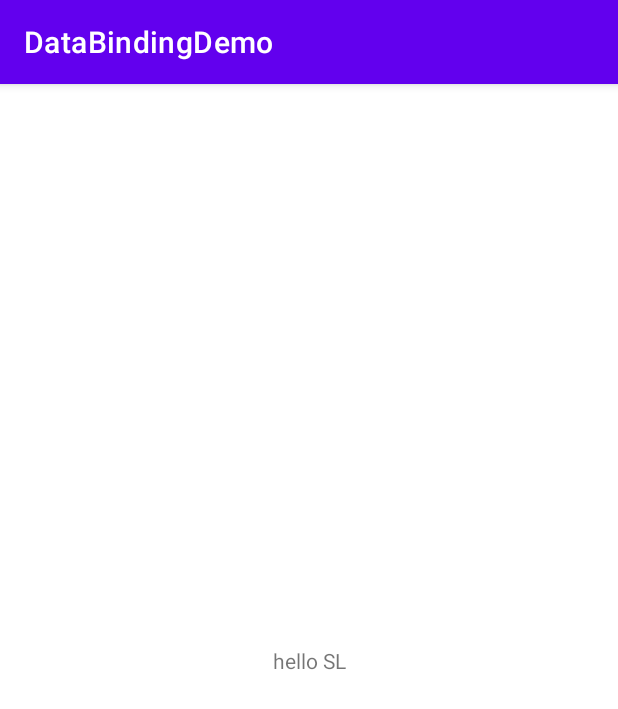
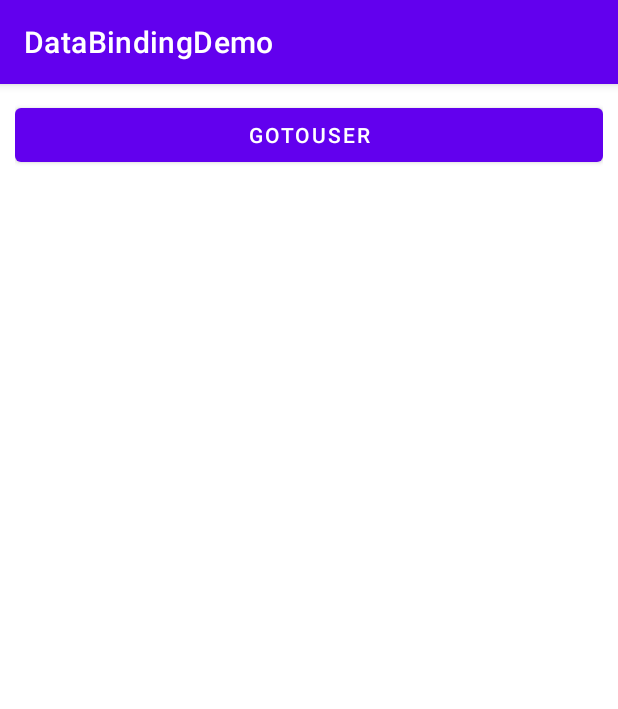
Before and after one commit to songlin0859/DataBindingDemo, an Android app: the screen it shows after launch (MainActivity), on a phone screen of 412 x 824 dp. Shown: the top 709 px of the screen. Run offline under Robolectric (Android 15) with nearby library versions, the phone set to English and light mode, and no system bars.

Commit message:
单向绑定 ok

```diff
--- a/app/src/main/AndroidManifest.xml
+++ b/app/src/main/AndroidManifest.xml
@@ -9,6 +9,7 @@
         android:roundIcon="@mipmap/ic_launcher_round"
         android:supportsRtl="true"
         android:theme="@style/Theme.DataBindingDemo">
+        <activity android:name=".UserActivity"></activity>
         <activity android:name=".MainActivity">
             <intent-filter>
                 <action android:name="android.intent.action.MAIN" />
--- a/app/src/main/java/com/sl/databindingdemo/MainActivity.kt
+++ b/app/src/main/java/com/sl/databindingdemo/MainActivity.kt
@@ -1,14 +1,17 @@
 package com.sl.databindingdemo
 
+import android.content.Intent
+import android.os.Bundle
+import android.view.View
 import androidx.appcompat.app.AppCompatActivity
-import android.os.Bundle
-import kotlinx.android.synthetic.main.activity_main.*
 
 class MainActivity : AppCompatActivity() {
     override fun onCreate(savedInstanceState: Bundle?) {
         super.onCreate(savedInstanceState)
         setContentView(R.layout.activity_main)
+    }
 
-        textView.text = "hello SL";
+    fun goToUser(view: View) {
+        startActivity(Intent(this, UserActivity::class.java))
     }
 }
--- /dev/null
+++ b/app/src/main/java/com/sl/databindingdemo/bean/User.kt
@@ -0,0 +1,3 @@
+package com.sl.databindingdemo.bean
+
+data class User(var name:String, var age:Int)
--- a/app/src/main/res/layout/activity_main.xml
+++ b/app/src/main/res/layout/activity_main.xml
@@ -1,19 +1,17 @@
 <?xml version="1.0" encoding="utf-8"?>
-<androidx.constraintlayout.widget.ConstraintLayout xmlns:android="http://schemas.android.com/apk/res/android"
-    xmlns:app="http://schemas.android.com/apk/res-auto"
+<LinearLayout xmlns:android="http://schemas.android.com/apk/res/android"
     xmlns:tools="http://schemas.android.com/tools"
     android:layout_width="match_parent"
     android:layout_height="match_parent"
+    android:orientation="vertical"
+    android:padding="10dp"
     tools:context=".MainActivity">
 
-    <TextView
-        android:id="@+id/textView"
-        android:layout_width="wrap_content"
+    <Button
+        android:layout_width="match_parent"
         android:layout_height="wrap_content"
-        android:text="Hello World!"
-        app:layout_constraintBottom_toBottomOf="parent"
-        app:layout_constraintLeft_toLeftOf="parent"
-        app:layout_constraintRight_toRightOf="parent"
-        app:layout_constraintTop_toTopOf="parent" />
+        android:text="goToUser"
+        android:onClick="goToUser"
+        />
 
-</androidx.constraintlayout.widget.ConstraintLayout>
+</LinearLayout>
```
Also changed, not shown: app/src/main/java/com/sl/databindingdemo/UserActivity.kt (added, +17 -0 lines), app/src/main/java/com/sl/databindingdemo/extension/Extensions.kt (added, +10 -0 lines), app/src/main/res/layout/activity_user.xml (added, +42 -0 lines), 2 other files.
